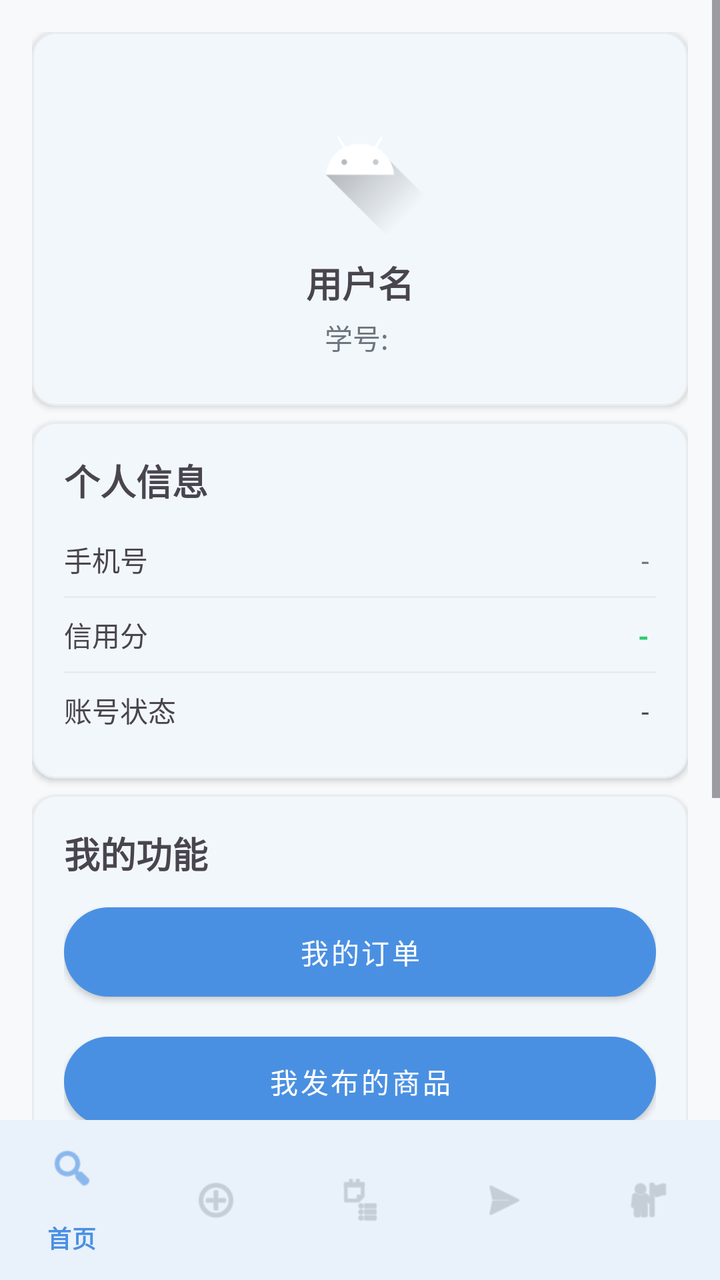
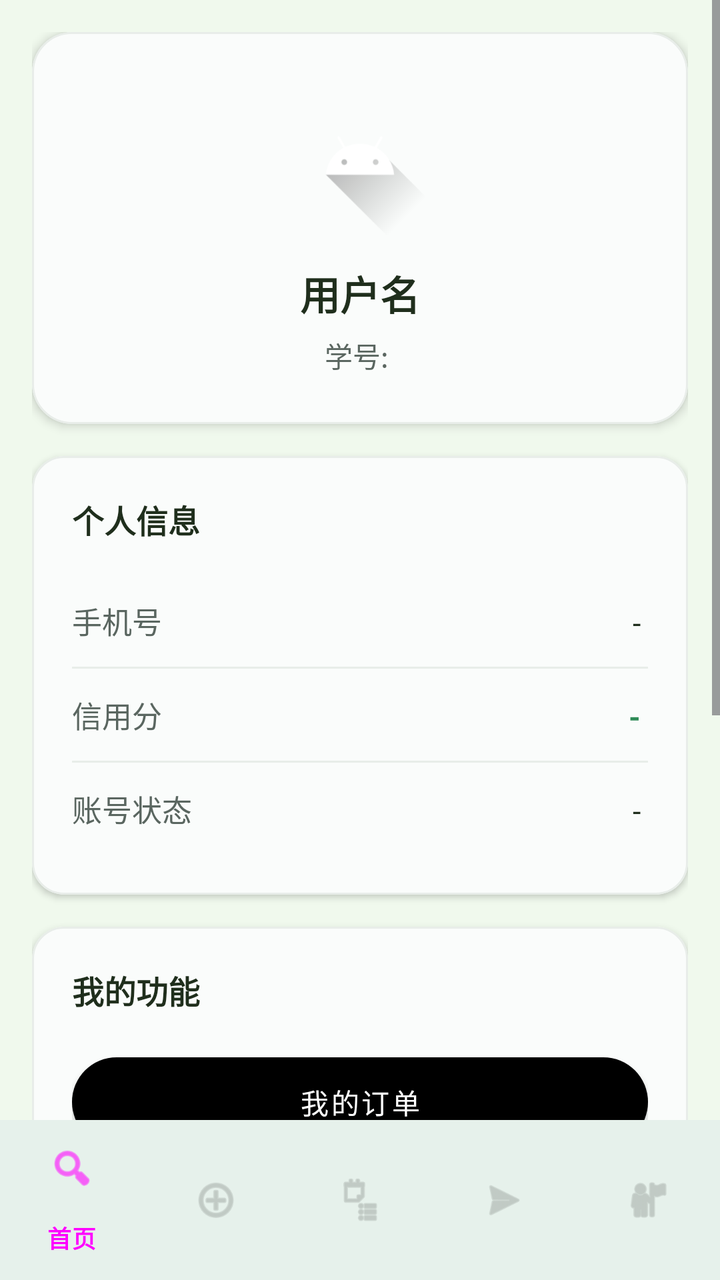

An Android layout rendered at two revisions. The XML below is the earlier revision; the diff shows what the commit changed to produce the second picture.
<!-- AndroidManifest.xml: application theme Theme.EtradeAndroid -->
<!-- res/layout/activity_my_profile.xml -->
<?xml version="1.0" encoding="utf-8"?>
<LinearLayout xmlns:android="http://schemas.android.com/apk/res/android"
    xmlns:app="http://schemas.android.com/apk/res-auto"
    android:layout_width="match_parent"
    android:layout_height="match_parent"
    android:orientation="vertical"
    android:background="@color/background_light">

    <ScrollView
        android:layout_width="match_parent"
        android:layout_height="0dp"
        android:layout_weight="1">

    <LinearLayout
        android:layout_width="match_parent"
        android:layout_height="wrap_content"
        android:orientation="vertical"
        android:padding="@dimen/spacing_medium">

        
        <LinearLayout
            android:id="@+id/layout_not_logged_in"
            android:layout_width="match_parent"
            android:layout_height="wrap_content"
            android:orientation="vertical"
            android:gravity="center"
            android:padding="@dimen/spacing_xl"
            android:visibility="gone">

            <ImageView
                android:layout_width="@dimen/avatar_size_large"
                android:layout_height="@dimen/avatar_size_large"
                android:src="@drawable/ic_launcher_foreground"
                android:alpha="0.4" />

            <TextView
                android:layout_width="wrap_content"
                android:layout_height="wrap_content"
                android:layout_marginTop="@dimen/spacing_medium"
                android:text="登录后查看更多"
                android:textSize="@dimen/text_size_body"
                android:textColor="@color/text_secondary" />

            <Button
                android:id="@+id/btn_go_login"
                style="@style/PrimaryButton"
                android:layout_width="wrap_content"
                android:layout_height="wrap_content"
                android:layout_marginTop="@dimen/spacing_medium"
                android:text="去登录" />
        </LinearLayout>

        
        <LinearLayout
            android:id="@+id/layout_logged_in"
            android:layout_width="match_parent"
            android:layout_height="wrap_content"
            android:orientation="vertical"
            android:visibility="visible">

            
            <com.google.android.material.card.MaterialCardView
                android:layout_width="match_parent"
                android:layout_height="wrap_content"
                app:cardCornerRadius="@dimen/radius_large"
                app:cardElevation="@dimen/elevation_card"
                app:cardBackgroundColor="@color/background_white"
                app:strokeColor="@color/gray_100"
                app:strokeWidth="1dp">

                <LinearLayout
                    android:layout_width="match_parent"
                    android:layout_height="wrap_content"
                    android:orientation="vertical"
                    android:gravity="center"
                    android:padding="@dimen/spacing_large">

                    <ImageView
                        android:id="@+id/iv_avatar"
                        android:layout_width="@dimen/avatar_size_large"
                        android:layout_height="@dimen/avatar_size_large"
                        android:scaleType="centerCrop"
                        android:src="@drawable/ic_launcher_foreground" />

                    <TextView
                        android:id="@+id/tv_username"
                        android:layout_width="match_parent"
                        android:layout_height="wrap_content"
                        android:layout_marginTop="@dimen/spacing_small"
                        android:gravity="center"
                        android:textSize="@dimen/text_size_title_medium"
                        android:textStyle="bold"
                        android:text="用户名" />

                    <TextView
                        android:id="@+id/tv_student_id"
                        android:layout_width="match_parent"
                        android:layout_height="wrap_content"
                        android:layout_marginTop="@dimen/spacing_xs"
                        android:gravity="center"
                        android:textSize="@dimen/text_size_body"
                        android:textColor="@color/text_secondary"
                        android:text="学号: " />

                </LinearLayout>
            </com.google.android.material.card.MaterialCardView>

            
            <com.google.android.material.card.MaterialCardView
                android:layout_width="match_parent"
                android:layout_height="wrap_content"
                android:layout_marginTop="@dimen/spacing_small"
                app:cardCornerRadius="@dimen/radius_large"
                app:cardElevation="@dimen/elevation_card"
                app:cardBackgroundColor="@color/background_white"
                app:strokeColor="@color/gray_100"
                app:strokeWidth="1dp">

                <LinearLayout
                    android:layout_width="match_parent"
                    android:layout_height="wrap_content"
                    android:orientation="vertical"
                    android:padding="@dimen/spacing_medium">

                    <TextView
                        android:layout_width="match_parent"
                        android:layout_height="wrap_content"
                        android:text="个人信息"
                        android:textSize="@dimen/text_size_title_medium"
                        android:textStyle="bold"
                        android:layout_marginBottom="@dimen/spacing_small" />

                    <LinearLayout
                        android:layout_width="match_parent"
                        android:layout_height="wrap_content"
                        android:orientation="horizontal"
                        android:paddingVertical="@dimen/spacing_small">

                        <TextView
                            android:layout_width="0dp"
                            android:layout_height="wrap_content"
                            android:layout_weight="1"
                            android:text="手机号"
                            android:textSize="@dimen/text_size_body" />

                        <TextView
                            android:id="@+id/tv_phone"
                            android:layout_width="wrap_content"
                            android:layout_height="wrap_content"
                            android:text=" - "
                            android:textSize="@dimen/text_size_body"
                            android:textColor="@color/text_secondary" />
                    </LinearLayout>

                    <View android:layout_width="match_parent"
                        android:layout_height="1dp"
                        android:background="@color/divider" />

                    <LinearLayout
                        android:layout_width="match_parent"
                        android:layout_height="wrap_content"
                        android:orientation="horizontal"
                        android:paddingVertical="@dimen/spacing_small">

                        <TextView
                            android:layout_width="0dp"
                            android:layout_height="wrap_content"
                            android:layout_weight="1"
                            android:text="信用分"
                            android:textSize="@dimen/text_size_body" />

                        <TextView
                            android:id="@+id/tv_credit_score"
                            android:layout_width="wrap_content"
                            android:layout_height="wrap_content"
                            android:text=" - "
                            android:textSize="@dimen/text_size_body"
                            android:textColor="@color/success_green"
                            android:textStyle="bold" />
                    </LinearLayout>

                    <View android:layout_width="match_parent"
                        android:layout_height="1dp"
                        android:background="@color/divider" />

                    <LinearLayout
                        android:layout_width="match_parent"
                        android:layout_height="wrap_content"
                        android:orientation="horizontal"
                        android:paddingVertical="@dimen/spacing_small">

                        <TextView
                            android:layout_width="0dp"
                            android:layout_height="wrap_content"
                            android:layout_weight="1"
                            android:text="账号状态"
                            android:textSize="@dimen/text_size_body" />

                        <TextView
                            android:id="@+id/tv_status"
                            android:layout_width="wrap_content"
                            android:layout_height="wrap_content"
                            android:text=" - "
                            android:textSize="@dimen/text_size_body" />
                    </LinearLayout>

                </LinearLayout>
            </com.google.android.material.card.MaterialCardView>

            
            <com.google.android.material.card.MaterialCardView
                android:layout_width="match_parent"
                android:layout_height="wrap_content"
                android:layout_marginTop="@dimen/spacing_small"
                app:cardCornerRadius="@dimen/radius_large"
                app:cardElevation="@dimen/elevation_card"
                app:cardBackgroundColor="@color/background_white"
                app:strokeColor="@color/gray_100"
                app:strokeWidth="1dp">

                <LinearLayout
                    android:layout_width="match_parent"
                    android:layout_height="wrap_content"
                    android:orientation="vertical"
                    android:padding="@dimen/spacing_medium">

                    <TextView
                        android:layout_width="match_parent"
                        android:layout_height="wrap_content"
                        android:text="我的功能"
                        android:textSize="@dimen/text_size_title_medium"
                        android:textStyle="bold"
                        android:layout_marginBottom="@dimen/spacing_small" />

                    <Button
                        android:id="@+id/btn_my_orders"
                        style="@style/PrimaryButton"
                        android:layout_width="match_parent"
                        android:layout_height="wrap_content"
                        android:layout_marginBottom="@dimen/spacing_small"
                        android:text="我的订单" />

                    <Button
                        android:id="@+id/btn_my_products"
                        style="@style/PrimaryButton"
                        android:layout_width="match_parent"
                        android:layout_height="wrap_content"
                        android:layout_marginBottom="@dimen/spacing_small"
                        android:text="我发布的商品" />

                    <Button
                        android:id="@+id/btn_realname_auth"
                        style="@style/SuccessButton"
                        android:layout_width="match_parent"
                        android:layout_height="wrap_content"
                        android:layout_marginBottom="@dimen/spacing_small"
                        android:text="去实名认证" />

                    <Button
                        android:id="@+id/btn_edit_profile"
                        style="@style/PrimaryButton"
                        android:layout_width="match_parent"
                        android:layout_height="wrap_content"
                        android:layout_marginBottom="@dimen/spacing_small"
                        android:text="编辑资料" />

                    <Button
                        android:id="@+id/btn_logout"
                        style="@style/DangerButton"
                        android:layout_width="match_parent"
                        android:layout_height="wrap_content"
                        android:layout_marginTop="@dimen/spacing_small"
                        android:text="退出登录" />

                </LinearLayout>
            </com.google.android.material.card.MaterialCardView>

        </LinearLayout>

    </LinearLayout>
    </ScrollView>

    <include layout="@layout/include_bottom_nav" />
</LinearLayout>
<!-- res/layout/include_bottom_nav.xml (included above) -->
<?xml version="1.0" encoding="utf-8"?>
<com.google.android.material.bottomnavigation.BottomNavigationView
    xmlns:android="http://schemas.android.com/apk/res/android"
    xmlns:app="http://schemas.android.com/apk/res-auto"
    android:id="@+id/bottom_navigation"
    android:layout_width="match_parent"
    android:layout_height="wrap_content"
    android:background="@android:color/white"
    android:elevation="8dp"
    app:itemIconTint="@color/nav_item_color"
    app:itemTextColor="@color/nav_item_color"
    app:menu="@menu/bottom_nav_menu" />
<!-- resources referenced by this layout -->
<resources>
  <color name="background_light">#F8F9FA</color>
  <color name="background_white">#FFFFFF</color>
  <color name="divider">#E9ECEF</color>
  <color name="gray_100">#E9ECEF</color>
  <color name="success_green">#2ECC71</color>
  <color name="text_secondary">#6C757D</color>
  <dimen name="avatar_size_large">80dp</dimen>
  <dimen name="elevation_card">2dp</dimen>
  <dimen name="radius_large">12dp</dimen>
  <dimen name="spacing_large">24dp</dimen>
  <dimen name="spacing_medium">16dp</dimen>
  <dimen name="spacing_small">8dp</dimen>
  <dimen name="spacing_xl">32dp</dimen>
  <dimen name="spacing_xs">4dp</dimen>
  <dimen name="text_size_body">14sp</dimen>
  <dimen name="text_size_title_medium">18sp</dimen>
  <style name="DangerButton" parent="Widget.MaterialComponents.Button">
          <item name="android:layout_width">match_parent</item>
          <item name="android:layout_height">wrap_content</item>
          <item name="android:minHeight">48dp</item>
          <item name="cornerRadius">@dimen/radius_full</item>
          <item name="backgroundTint">@color/error_red</item>
          <item name="android:textColor">@color/white</item>
          <item name="android:textSize">@dimen/text_size_body</item>
          <item name="android:textAllCaps">false</item>
      </style>
  <style name="SuccessButton" parent="Widget.MaterialComponents.Button">
          <item name="android:layout_width">match_parent</item>
          <item name="android:layout_height">wrap_content</item>
          <item name="android:minHeight">48dp</item>
          <item name="cornerRadius">@dimen/radius_full</item>
          <item name="backgroundTint">@color/success_green</item>
          <item name="android:textColor">@color/white</item>
          <item name="android:textSize">@dimen/text_size_body</item>
          <item name="android:textAllCaps">false</item>
      </style>
  <style name="Theme.EtradeAndroid" parent="Base.Theme.EtradeAndroid" />
  <dimen name="radius_full">24dp</dimen>
  <color name="error_red">#E74C3C</color>
  <color name="white">#FFFFFFFF</color>
  <dimen name="btn_padding_vertical">12dp</dimen>
  <dimen name="btn_padding_horizontal">24dp</dimen>
  <color name="primary_blue">#4A90E2</color>
  <style name="Base.Theme.EtradeAndroid" parent="Theme.Material3.DayNight.NoActionBar">
          <item name="colorPrimary">@color/primary_blue</item>
          <item name="colorOnPrimary">@color/white</item>
          <item name="colorSecondary">@color/accent_orange</item>
          <item name="colorOnSecondary">@color/white</item>
          <item name="android:statusBarColor">@color/primary_blue_dark</item>
          <item name="android:navigationBarColor">@color/white</item>
          <item name="colorSurface">@color/background_white</item>
          <item name="colorOnSurface">@color/text_primary</item>
      </style>
  <color name="accent_orange">#F5A623</color>
  <color name="primary_blue_dark">#357ABD</color>
  <color name="text_primary">#212529</color>
  <!-- unchanged entries left out for length: 2 -->
</resources>

<!-- the commit's change to res/layout/activity_my_profile.xml (unified diff, before → after) -->
@@ -9,13 +9,14 @@
     <ScrollView
         android:layout_width="match_parent"
         android:layout_height="0dp"
-        android:layout_weight="1">
+        android:layout_weight="1"
+        android:fillViewport="true">
 
     <LinearLayout
         android:layout_width="match_parent"
         android:layout_height="wrap_content"
         android:orientation="vertical"
-        android:padding="@dimen/spacing_medium">
+        android:padding="16dp">
 
         
         <LinearLayout
@@ -62,10 +63,10 @@
             <com.google.android.material.card.MaterialCardView
                 android:layout_width="match_parent"
                 android:layout_height="wrap_content"
-                app:cardCornerRadius="@dimen/radius_large"
-                app:cardElevation="@dimen/elevation_card"
-                app:cardBackgroundColor="@color/background_white"
-                app:strokeColor="@color/gray_100"
+                app:cardCornerRadius="20dp"
+                app:cardElevation="3dp"
+                app:cardBackgroundColor="@color/background_card"
+                app:strokeColor="@color/divider"
                 app:strokeWidth="1dp">
 
                 <LinearLayout
@@ -73,12 +74,12 @@
                     android:layout_height="wrap_content"
                     android:orientation="vertical"
                     android:gravity="center"
-                    android:padding="@dimen/spacing_large">
+                    android:padding="24dp">
 
                     <ImageView
                         android:id="@+id/iv_avatar"
-                        android:layout_width="@dimen/avatar_size_large"
-                        android:layout_height="@dimen/avatar_size_large"
+                        android:layout_width="80dp"
+                        android:layout_height="80dp"
                         android:scaleType="centerCrop"
                         android:src="@drawable/ic_launcher_foreground" />
 
@@ -86,19 +87,20 @@
                         android:id="@+id/tv_username"
                         android:layout_width="match_parent"
                         android:layout_height="wrap_content"
-                        android:layout_marginTop="@dimen/spacing_small"
+                        android:layout_marginTop="12dp"
                         android:gravity="center"
-                        android:textSize="@dimen/text_size_title_medium"
+                        android:textSize="20sp"
                         android:textStyle="bold"
+                        android:textColor="@color/text_primary"
                         android:text="用户名" />
 
                     <TextView
                         android:id="@+id/tv_student_id"
                         android:layout_width="match_parent"
                         android:layout_height="wrap_content"
-                        android:layout_marginTop="@dimen/spacing_xs"
+                        android:layout_marginTop="6dp"
                         android:gravity="center"
-                        android:textSize="@dimen/text_size_body"
+                        android:textSize="14sp"
                         android:textColor="@color/text_secondary"
                         android:text="学号: " />
 
@@ -109,47 +111,49 @@
             <com.google.android.material.card.MaterialCardView
                 android:layout_width="match_parent"
                 android:layout_height="wrap_content"
-                android:layout_marginTop="@dimen/spacing_small"
-                app:cardCornerRadius="@dimen/radius_large"
-                app:cardElevation="@dimen/elevation_card"
-                app:cardBackgroundColor="@color/background_white"
-                app:strokeColor="@color/gray_100"
+                android:layout_marginTop="16dp"
+                app:cardCornerRadius="16dp"
+                app:cardElevation="2dp"
+                app:cardBackgroundColor="@color/background_card"
+                app:strokeColor="@color/divider"
                 app:strokeWidth="1dp">
 
                 <LinearLayout
                     android:layout_width="match_parent"
                     android:layout_height="wrap_content"
                     android:orientation="vertical"
-                    android:padding="@dimen/spacing_medium">
+                    android:padding="20dp">
 
                     <TextView
                         android:layout_width="match_parent"
                         android:layout_height="wrap_content"
                         android:text="个人信息"
-                        android:textSize="@dimen/text_size_title_medium"
+                        android:textSize="16sp"
                         android:textStyle="bold"
-                        android:layout_marginBottom="@dimen/spacing_small" />
+                        android:textColor="@color/text_primary"
+                        android:layout_marginBottom="16dp" />
 
                     <LinearLayout
                         android:layout_width="match_parent"
                         android:layout_height="wrap_content"
                         android:orientation="horizontal"
-                        android:paddingVertical="@dimen/spacing_small">
+                        android:paddingVertical="12dp">
 
                         <TextView
                             android:layout_width="0dp"
                             android:layout_height="wrap_content"
                             android:layout_weight="1"
                             android:text="手机号"
-                            android:textSize="@dimen/text_size_body" />
+                            android:textSize="15sp"
+                            android:textColor="@color/text_secondary" />
 
                         <TextView
                             android:id="@+id/tv_phone"
                             android:layout_width="wrap_content"
                             android:layout_height="wrap_content"
                             android:text=" - "
-                            android:textSize="@dimen/text_size_body"
-                            android:textColor="@color/text_secondary" />
+                            android:textSize="15sp"
+                            android:textColor="@color/text_primary" />
                     </LinearLayout>
 
                     <View android:layout_width="match_parent"
@@ -160,22 +164,23 @@
                         android:layout_width="match_parent"
                         android:layout_height="wrap_content"
                         android:orientation="horizontal"
-                        android:paddingVertical="@dimen/spacing_small">
+                        android:paddingVertical="12dp">
 
                         <TextView
                             android:layout_width="0dp"
                             android:layout_height="wrap_content"
                             android:layout_weight="1"
                             android:text="信用分"
-                            android:textSize="@dimen/text_size_body" />
+                            android:textSize="15sp"
+                            android:textColor="@color/text_secondary" />
 
                         <TextView
                             android:id="@+id/tv_credit_score"
                             android:layout_width="wrap_content"
                             android:layout_height="wrap_content"
                             android:text=" - "
-                            android:textSize="@dimen/text_size_body"
-                            android:textColor="@color/success_green"
+                            android:textSize="15sp"
+                            android:textColor="@color/primary_green"
                             android:textStyle="bold" />
                     </LinearLayout>
 
@@ -187,21 +192,23 @@
                         android:layout_width="match_parent"
                         android:layout_height="wrap_content"
                         android:orientation="horizontal"
-                        android:paddingVertical="@dimen/spacing_small">
+                        android:paddingVertical="12dp">
 
                         <TextView
                             android:layout_width="0dp"
                             android:layout_height="wrap_content"
                             android:layout_weight="1"
                             android:text="账号状态"
-                            android:textSize="@dimen/text_size_body" />
+                            android:textSize="15sp"
+                            android:textColor="@color/text_secondary" />
 
                         <TextView
                             android:id="@+id/tv_status"
                             android:layout_width="wrap_content"
                             android:layout_height="wrap_content"
                             android:text=" - "
-                            android:textSize="@dimen/text_size_body" />
+                            android:textSize="15sp"
+                            android:textColor="@color/text_primary" />
                     </LinearLayout>
 
                 </LinearLayout>
@@ -211,33 +218,34 @@
             <com.google.android.material.card.MaterialCardView
                 android:layout_width="match_parent"
                 android:layout_height="wrap_content"
-                android:layout_marginTop="@dimen/spacing_small"
-                app:cardCornerRadius="@dimen/radius_large"
-                app:cardElevation="@dimen/elevation_card"
-                app:cardBackgroundColor="@color/background_white"
-                app:strokeColor="@color/gray_100"
+                android:layout_marginTop="16dp"
+                app:cardCornerRadius="16dp"
+                app:cardElevation="2dp"
+                app:cardBackgroundColor="@color/background_card"
+                app:strokeColor="@color/divider"
                 app:strokeWidth="1dp">
 
                 <LinearLayout
                     android:layout_width="match_parent"
                     android:layout_height="wrap_content"
                     android:orientation="vertical"
-                    android:padding="@dimen/spacing_medium">
+                    android:padding="20dp">
 
                     <TextView
                         android:layout_width="match_parent"
                         android:layout_height="wrap_content"
                         android:text="我的功能"
-                        android:textSize="@dimen/text_size_title_medium"
+                        android:textSize="16sp"
                         android:textStyle="bold"
-                        android:layout_marginBottom="@dimen/spacing_small" />
+                        android:textColor="@color/text_primary"
+                        android:layout_marginBottom="16dp" />
 
                     <Button
                         android:id="@+id/btn_my_orders"
                         style="@style/PrimaryButton"
                         android:layout_width="match_parent"
                         android:layout_height="wrap_content"
-                        android:layout_marginBottom="@dimen/spacing_small"
+                        android:layout_marginBottom="10dp"
                         android:text="我的订单" />
 
                     <Button
@@ -245,7 +253,7 @@
                         style="@style/PrimaryButton"
                         android:layout_width="match_parent"
                         android:layout_height="wrap_content"
-                        android:layout_marginBottom="@dimen/spacing_small"
+                        android:layout_marginBottom="10dp"
                         android:text="我发布的商品" />
 
                     <Button
@@ -253,7 +261,7 @@
                         style="@style/SuccessButton"
                         android:layout_width="match_parent"
                         android:layout_height="wrap_content"
-                        android:layout_marginBottom="@dimen/spacing_small"
+                        android:layout_marginBottom="10dp"
                         android:text="去实名认证" />
 
                     <Button
@@ -261,7 +269,7 @@
                         style="@style/PrimaryButton"
                         android:layout_width="match_parent"
                         android:layout_height="wrap_content"
-                        android:layout_marginBottom="@dimen/spacing_small"
+                        android:layout_marginBottom="10dp"
                         android:text="编辑资料" />
 
                     <Button
@@ -269,7 +277,7 @@
                         style="@style/DangerButton"
                         android:layout_width="match_parent"
                         android:layout_height="wrap_content"
-                        android:layout_marginTop="@dimen/spacing_small"
+                        android:layout_marginTop="12dp"
                         android:text="退出登录" />
 
                 </LinearLayout>
@@ -290,7 +298,7 @@
     android:id="@+id/bottom_navigation"
     android:layout_width="match_parent"
     android:layout_height="wrap_content"
-    android:background="@android:color/white"
+    android:background="@color/background_white"
     android:elevation="8dp"
     app:itemIconTint="@color/nav_item_color"
     app:itemTextColor="@color/nav_item_color"
<!-- resource entries referenced after the edit -->
@@ -1,21 +1,16 @@
 <!-- resources referenced by this layout -->
 <resources>
-  <color name="background_light">#F8F9FA</color>
+  <color name="background_card">#FAFCFB</color>
+  <color name="background_light">#F0F9ED</color>
   <color name="background_white">#FFFFFF</color>
-  <color name="divider">#E9ECEF</color>
-  <color name="gray_100">#E9ECEF</color>
+  <color name="divider">#E8EDE9</color>
+  <color name="primary_green">#2E8B57</color>
   <color name="success_green">#2ECC71</color>
-  <color name="text_secondary">#6C757D</color>
+  <color name="text_secondary">#5A6660</color>
   <dimen name="avatar_size_large">80dp</dimen>
-  <dimen name="elevation_card">2dp</dimen>
-  <dimen name="radius_large">12dp</dimen>
-  <dimen name="spacing_large">24dp</dimen>
   <dimen name="spacing_medium">16dp</dimen>
-  <dimen name="spacing_small">8dp</dimen>
   <dimen name="spacing_xl">32dp</dimen>
-  <dimen name="spacing_xs">4dp</dimen>
   <dimen name="text_size_body">14sp</dimen>
-  <dimen name="text_size_title_medium">18sp</dimen>
   <style name="DangerButton" parent="Widget.MaterialComponents.Button">
           <item name="android:layout_width">match_parent</item>
           <item name="android:layout_height">wrap_content</item>
@@ -42,20 +37,45 @@
   <color name="white">#FFFFFFFF</color>
   <dimen name="btn_padding_vertical">12dp</dimen>
   <dimen name="btn_padding_horizontal">24dp</dimen>
-  <color name="primary_blue">#4A90E2</color>
   <style name="Base.Theme.EtradeAndroid" parent="Theme.Material3.DayNight.NoActionBar">
-          <item name="colorPrimary">@color/primary_blue</item>
+          
+          <item name="colorPrimary">@color/primary_green</item>
           <item name="colorOnPrimary">@color/white</item>
-          <item name="colorSecondary">@color/accent_orange</item>
-          <item name="colorOnSecondary">@color/white</item>
-          <item name="android:statusBarColor">@color/primary_blue_dark</item>
-          <item name="android:navigationBarColor">@color/white</item>
+          <item name="colorPrimaryVariant">@color/primary_green_dark</item>
+          
+          
+          <item name="colorSecondary">@color/accent_yellow</item>
+          <item name="colorOnSecondary">@color/text_primary</item>
+          
+          
+          <item name="android:statusBarColor">@color/primary_green</item>
+          <item name="android:navigationBarColor">@color/background_white</item>
+          
+          
+          <item name="android:windowBackground">@color/background_light</item>
           <item name="colorSurface">@color/background_white</item>
           <item name="colorOnSurface">@color/text_primary</item>
+          
+          
+          <item name="shapeAppearanceSmallComponent">@style/ShapeAppearance.Etrade.Small</item>
+          <item name="shapeAppearanceMediumComponent">@style/ShapeAppearance.Etrade.Medium</item>
+          <item name="shapeAppearanceLargeComponent">@style/ShapeAppearance.Etrade.Large</item>
       </style>
-  <color name="accent_orange">#F5A623</color>
-  <color name="primary_blue_dark">#357ABD</color>
-  <color name="text_primary">#212529</color>
+  <color name="primary_green_dark">#267347</color>
+  <color name="accent_yellow">#F7D44A</color>
+  <style name="ShapeAppearance.Etrade.Small" parent="ShapeAppearance.Material3.SmallComponent">
+          <item name="cornerFamily">rounded</item>
+          <item name="cornerSize">12dp</item>
+      </style>
+  <style name="ShapeAppearance.Etrade.Medium" parent="ShapeAppearance.Material3.MediumComponent">
+          <item name="cornerFamily">rounded</item>
+          <item name="cornerSize">16dp</item>
+      </style>
+  <style name="ShapeAppearance.Etrade.Large" parent="ShapeAppearance.Material3.LargeComponent">
+          <item name="cornerFamily">rounded</item>
+          <item name="cornerSize">20dp</item>
+      </style>
+  <color name="text_primary">#1F2E1C</color>
   <!-- unchanged entries left out for length: 2 -->
 </resources>
 
